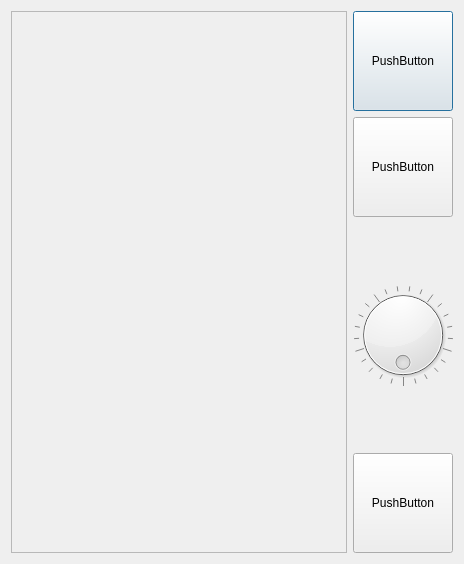
Above: resources/dialog.ui from manneohrstrom/fashion before the change. Below: the same form after it.
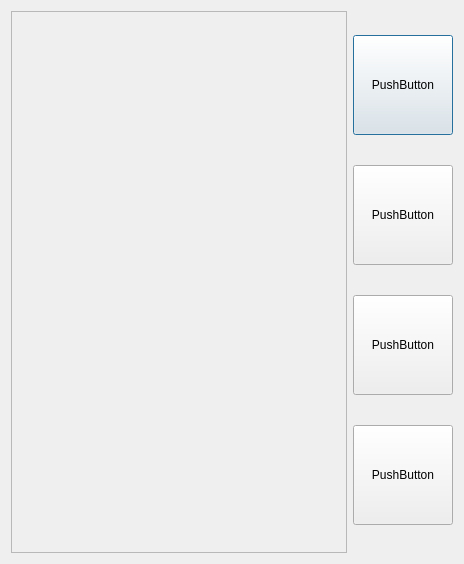
That is the form after the change. Icons and pictures are not drawn.

Patch:
```diff
--- a/resources/dialog.ui
+++ b/resources/dialog.ui
@@ -59,21 +59,15 @@
       </widget>
      </item>
      <item>
-      <widget class="QDial" name="dial">
-       <property name="tracking">
-        <bool>false</bool>
+      <widget class="QPushButton" name="pushButton_4">
+       <property name="minimumSize">
+        <size>
+         <width>100</width>
+         <height>100</height>
+        </size>
        </property>
-       <property name="invertedAppearance">
-        <bool>false</bool>
-       </property>
-       <property name="invertedControls">
-        <bool>false</bool>
-       </property>
-       <property name="wrapping">
-        <bool>true</bool>
-       </property>
-       <property name="notchesVisible">
-        <bool>true</bool>
+       <property name="text">
+        <string>PushButton</string>
        </property>
       </widget>
      </item>
```
Left out of the diff: 4 changed lines with no effect on the pictures.
